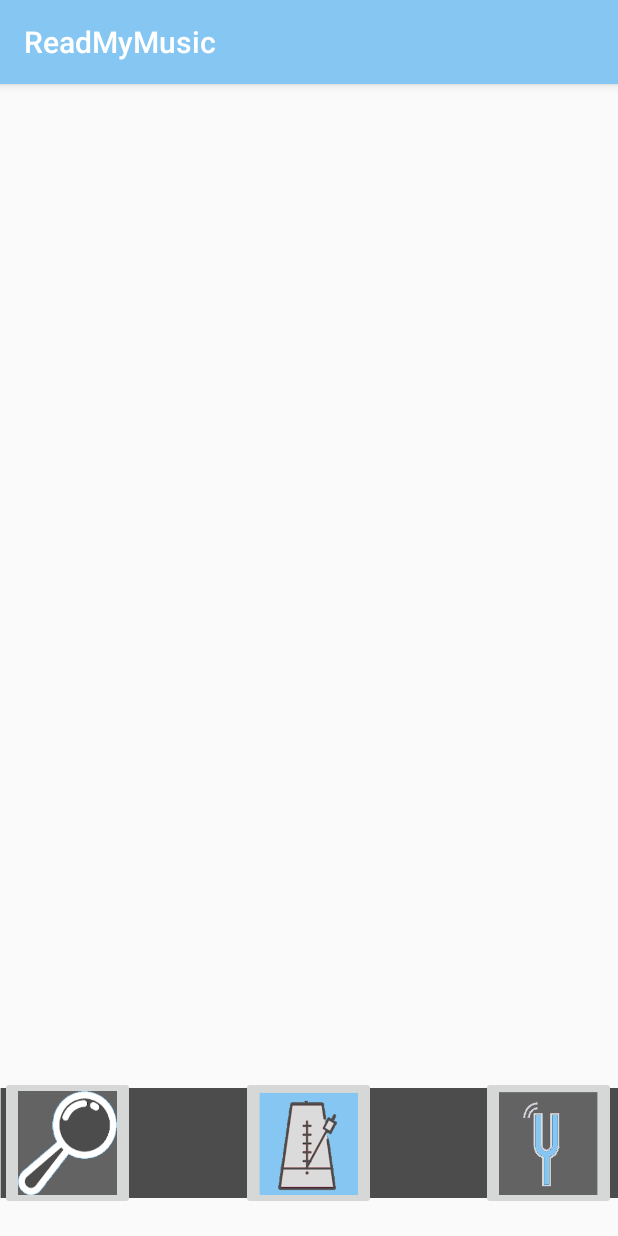
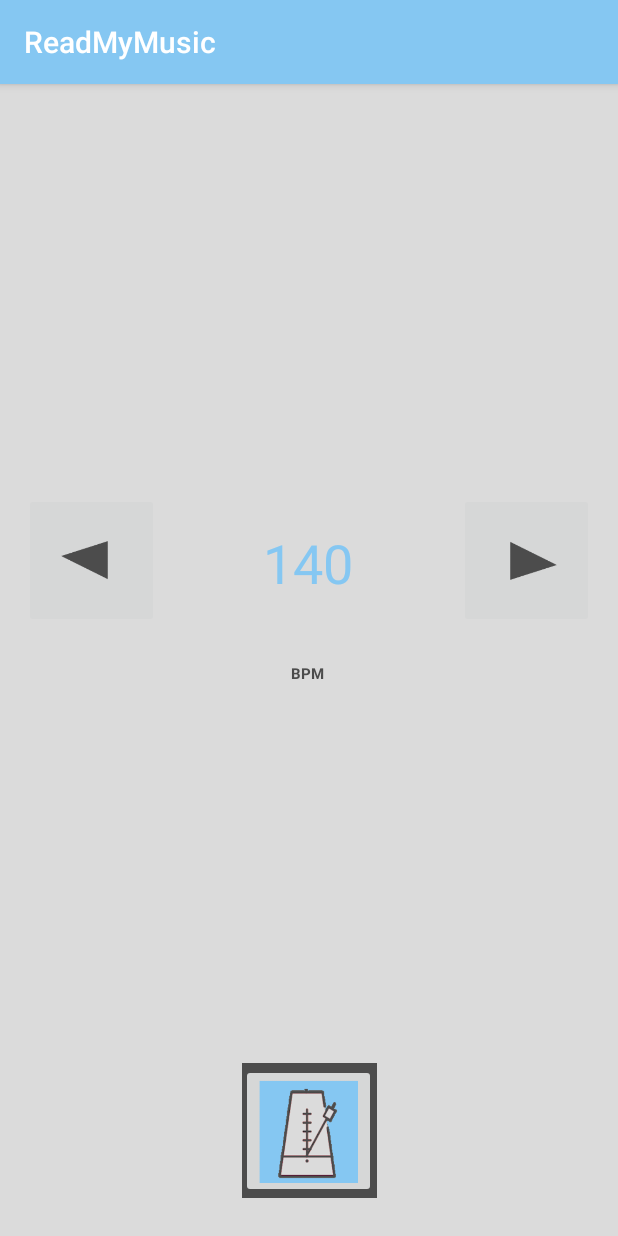
Before and after one commit to itsarune/Sheet-Music-Reader-App, an Android app: the Metronome screen opened directly, with no data from a screen before it, on a phone screen of 412 x 824 dp. Run offline under Robolectric (Android 15) with nearby library versions, the phone set to English and light mode, and no system bars.

Commit message:
added metronome features, basic metronome at 60 bpm

```diff
--- a/app/src/main/java/com/notarealcompany/arun/readmymusic/Metronome.java
+++ b/app/src/main/java/com/notarealcompany/arun/readmymusic/Metronome.java
@@ -3,17 +3,52 @@ package com.notarealcompany.arun.readmymusic;
 import androidx.appcompat.app.AppCompatActivity;
 
 import android.content.Intent;
+import android.media.MediaPlayer;
 import android.os.Bundle;
 import android.view.View;
+import android.widget.Button;
 import android.widget.ImageButton;
+import android.widget.TextView;
+
+import java.util.Timer;
 
 public class Metronome extends AppCompatActivity {
+    private int tempo = 140;
+    Timer tickTimer = new Timer();
+    PlaybackTask tickTimerTask = new PlaybackTask();
 
     @Override
     protected void onCreate(Bundle savedInstanceState) {
         super.onCreate(savedInstanceState);
         setContentView(R.layout.activity_metronome);
         createTabs();
+        final TextView tempoDisplay = (TextView) findViewById(R.id.bpmTextView);
+        tempoDisplay.setText(String.valueOf(tempo));
+        play();
+        ImageButton decreaseTempo = (ImageButton) findViewById(R.id.left_arrow_btn);
+        decreaseTempo.setOnClickListener(new View.OnClickListener()
+        {
+            @Override
+            public void onClick(View v)
+            {
+                stop();
+                setTempo(tempo-2);
+                tempoDisplay.setText(String.valueOf(tempo));
+                play();
+            }
+        });
+        ImageButton increaseTempo = (ImageButton) findViewById(R.id.right_arrow_btn);
+        increaseTempo.setOnClickListener(new View.OnClickListener()
+        {
+            @Override
+            public void onClick(View v)
+            {
+                stop();
+                setTempo(tempo+2);
+                tempoDisplay.setText(String.valueOf(tempo));
+                play();
+            }
+        });
     }
 
     /**
@@ -44,4 +79,20 @@ public class Metronome extends AppCompatActivity {
             }
         });
     }
+
+    public void setTempo(int newTempo) { tempo = newTempo; }
+
+    void play()
+    {
+        tickTimerTask.setup(this);
+        tickTimer.schedule(tickTimerTask, 0, 60000 / tempo);
+    }
+
+    void stop()
+    {
+        tickTimerTask.cancel();
+        tickTimer.cancel();
+        tickTimer = new Timer();
+        tickTimerTask = new PlaybackTask();
+    }
 }
--- /dev/null
+++ b/app/src/main/java/com/notarealcompany/arun/readmymusic/PlaybackTask.java
@@ -0,0 +1,34 @@
+package com.notarealcompany.arun.readmymusic;
+
+import android.content.Context;
+import android.media.MediaPlayer;
+import android.os.CountDownTimer;
+
+import java.util.TimerTask;
+
+public class PlaybackTask extends TimerTask {
+    Context context;
+
+    @Override
+    public void run() { playTick(); }
+
+    public void setup(Context context)
+    {
+        this.context = context;
+    }
+
+    private void playTick()
+    {
+        final MediaPlayer mp = MediaPlayer.create(context, R.raw.cymbal_crash);
+        mp.start();
+        mp.setOnSeekCompleteListener(new MediaPlayer.OnSeekCompleteListener()
+                                     {
+                                         @Override
+                                         public void onSeekComplete(MediaPlayer mp)
+                                         {
+                                             mp.release();
+                                         }
+                                     }
+        );
+    }
+}
--- a/app/src/main/java/com/notarealcompany/arun/readmymusic/RenameMusic.java
+++ /dev/null
@@ -1,35 +0,0 @@
-package com.notarealcompany.arun.readmymusic;
-
-import android.os.Bundle;
-
-import androidx.fragment.app.Fragment;
-
-import android.view.LayoutInflater;
-import android.view.View;
-import android.view.ViewGroup;
-
-
-/**
- * A simple {@link Fragment} subclass.
- * Use the {@link RenameMusic#newInstance} factory method to
- * create an instance of this fragment.
- */
-public class RenameMusic extends Fragment {
-    private DigitalizedMusic currentProject;
-
-    public RenameMusic() {
-        // Required empty public constructor
-    }
-
-    @Override
-    public void onCreate(Bundle savedInstanceState) {
-        super.onCreate(savedInstanceState);
-    }
-
-    @Override
-    public View onCreateView(LayoutInflater inflater, ViewGroup container,
-                             Bundle savedInstanceState) {
-        // Inflate the layout for this fragment
-        return inflater.inflate(R.layout.fragment_rename_music, container, false);
-    }
-}
--- a/app/src/main/res/layout/activity_metronome.xml
+++ b/app/src/main/res/layout/activity_metronome.xml
@@ -4,12 +4,46 @@
     xmlns:tools="http://schemas.android.com/tools"
     android:layout_width="match_parent"
     android:layout_height="match_parent"
+    android:background="@color/lightestAccent"
     tools:context=".Metronome">
+
+    <ImageButton
+        android:id="@+id/left_arrow_btn"
+        android:scaleType="fitXY"
+        android:layout_width="90dp"
+        android:layout_height="90dp"
+        android:layout_marginStart="16dp"
+        android:scaleY="-1"
+        android:layout_marginLeft="16dp"
+        app:layout_constraintBottom_toBottomOf="parent"
+        app:layout_constraintEnd_toStartOf="@+id/textView"
+        app:layout_constraintStart_toStartOf="parent"
+        app:layout_constraintTop_toTopOf="parent"
+        app:layout_constraintVertical_bias="0.402"
+        app:srcCompat="@drawable/left_arrow" />
+
+    <ImageButton
+        android:id="@+id/right_arrow_btn"
+        android:scaleType="fitXY"
+        android:scaleX="-1"
+        android:layout_width="90dp"
+        android:layout_height="90dp"
+        android:layout_marginStart="16dp"
+        android:layout_marginEnd="16dp"
+        android:layout_marginLeft="16dp"
+        app:layout_constraintBottom_toBottomOf="parent"
+        app:layout_constraintEnd_toEndOf="parent"
+        app:layout_constraintHorizontal_bias="1.0"
+        app:layout_constraintStart_toEndOf="@+id/textView"
+        app:layout_constraintTop_toTopOf="parent"
+        app:layout_constraintVertical_bias="0.402"
+        app:srcCompat="@drawable/left_arrow" />
 
     <ImageView
         android:id="@+id/imageView2"
-        android:layout_width="421dp"
-        android:layout_height="73dp"
+        android:scaleType="fitXY"
+        android:layout_width="90dp"
+        android:layout_height="90dp"
         android:layout_marginTop="633dp"
         android:layout_marginBottom="25dp"
         app:layout_constraintBottom_toBottomOf="parent"
@@ -57,4 +91,35 @@
         app:layout_constraintTop_toTopOf="@+id/imageView2"
         app:srcCompat="@drawable/tuner_unclicked" />
 
+    <TextView
+        android:id="@+id/bpmTextView"
+        android:layout_width="wrap_content"
+        android:layout_height="wrap_content"
+        android:text="TextView"
+        android:textColor="@color/colorPrimary"
+        android:textSize="36sp"
+        android:typeface="sans"
+        app:layout_constraintBottom_toBottomOf="parent"
+        app:layout_constraintEnd_toEndOf="parent"
+        app:layout_constraintHorizontal_bias="0.498"
+        app:layout_constraintStart_toStartOf="parent"
+        app:layout_constraintTop_toTopOf="parent"
+        app:layout_constraintVertical_bias="0.41" />
+
+    <TextView
+        android:layout_width="wrap_content"
+        android:layout_height="wrap_content"
+        android:layout_marginTop="21dp"
+        android:layout_marginBottom="368dp"
+        android:text="BPM"
+        android:textColor="@color/darkestAccent"
+        android:textSize="10sp"
+        android:textStyle="bold"
+        android:typeface="normal"
+        app:layout_constraintBottom_toBottomOf="parent"
+        app:layout_constraintEnd_toEndOf="parent"
+        app:layout_constraintHorizontal_bias="0.498"
+        app:layout_constraintStart_toStartOf="parent"
+        app:layout_constraintTop_toBottomOf="@+id/textView" />
+
 </androidx.constraintlayout.widget.ConstraintLayout>
--- a/app/src/main/res/layout/fragment_rename_music.xml
+++ b/app/src/main/res/layout/fragment_rename_music.xml
@@ -4,8 +4,7 @@
     xmlns:tools="http://schemas.android.com/tools"
     android:id="@+id/frameLayout2"
     android:layout_width="match_parent"
-    android:layout_height="match_parent"
-    tools:context=".RenameMusic">
+    android:layout_height="match_parent">
 
     <EditText
         android:id="@+id/editText"
```
Also changed, not shown: app/src/main/res/drawable/left_arrow.png (added), app/src/main/res/drawable/right_arrow.png (added), 1 other file.
